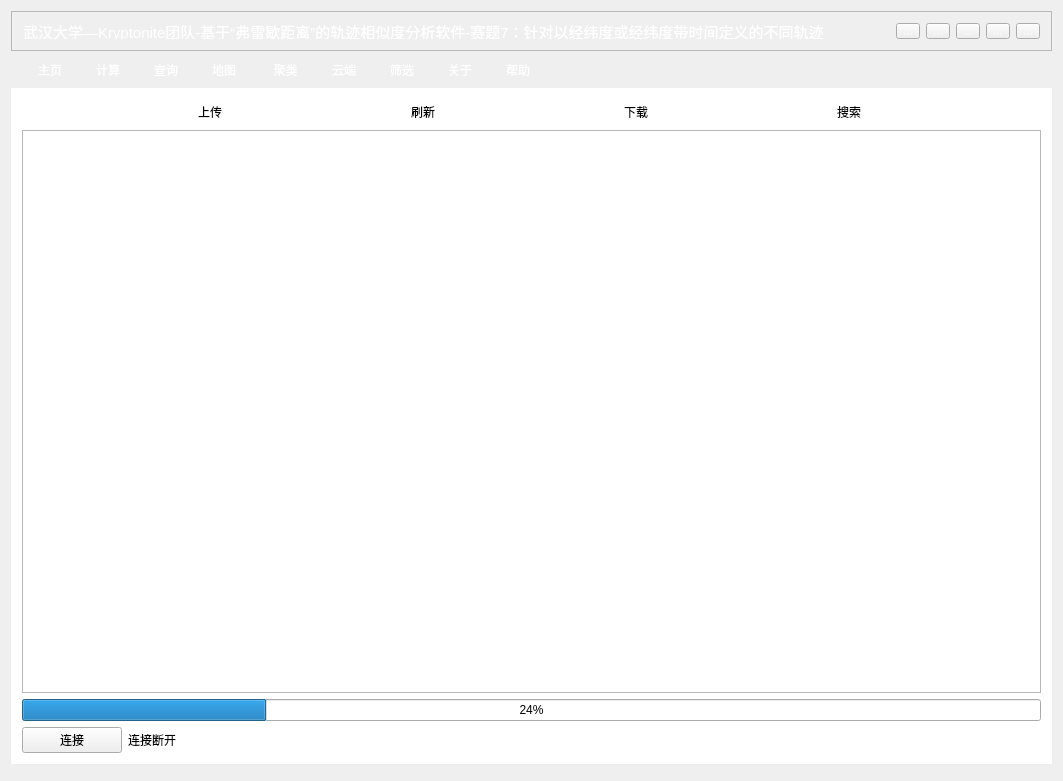
First picture: the form in main/mainwindow.ui, repository ZhangShurong/Trajectory-similarity, before the edit.
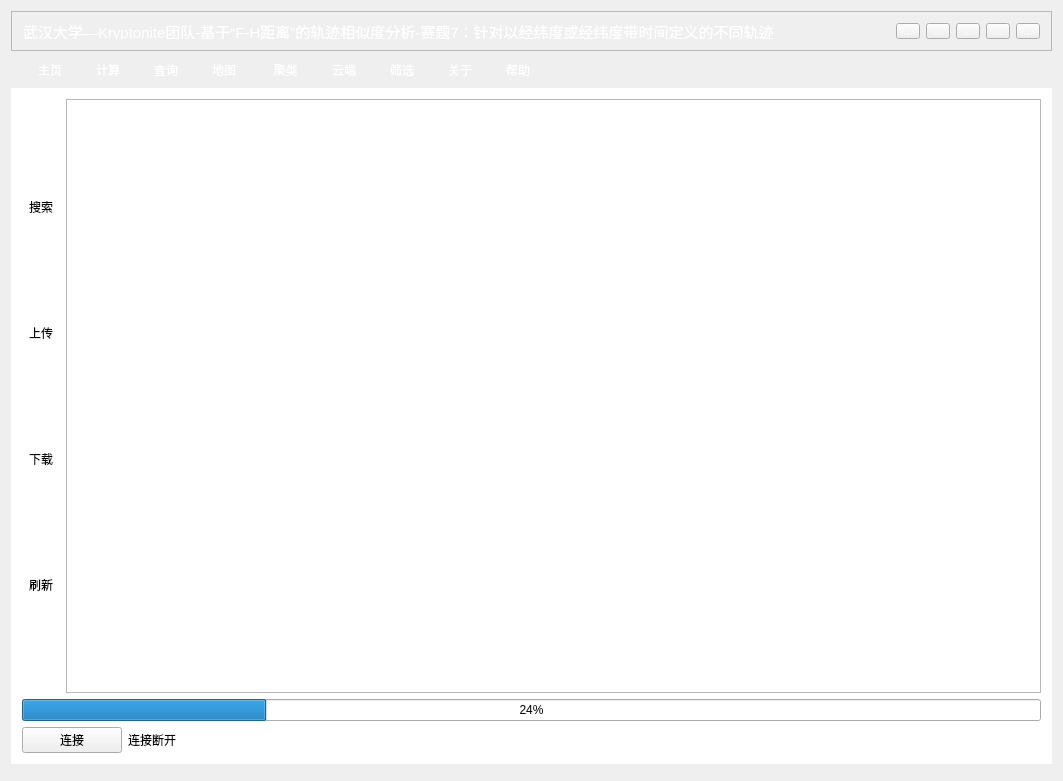
Second picture: the form after the edit. The open tabs and pages were chosen to show the change. Icons and pictures are not drawn. Custom widgets are drawn as their Qt base class.

What changed in the file:
```diff
--- a/main/mainwindow.ui
+++ b/main/mainwindow.ui
@@ -189,7 +189,7 @@
           <string notr="true">color:white;</string>
          </property>
          <property name="text">
-          <string>武汉大学—Kryptonite团队-基于“弗雷歇距离”的轨迹相似度分析软件-赛题7：针对以经纬度或经纬度带时间定义的不同轨迹</string>
+          <string>武汉大学—Kryptonite团队-基于“F-H距离”的轨迹相似度分析-赛题7：针对以经纬度或经纬度带时间定义的不同轨迹</string>
          </property>
         </widget>
        </item>
@@ -2125,6 +2125,34 @@
         <item>
          <layout class="QHBoxLayout" name="horizontalLayout_57">
           <item>
+           <layout class="QVBoxLayout" name="verticalLayout_26">
+            <item>
+             <widget class="QToolButton" name="searchInServerBtn">
+              <property name="text">
+               <string>搜索</string>
+              </property>
+              <property name="icon">
+               <iconset resource="res.qrc">
+                <normaloff>:/images/search1.png</normaloff>:/images/search1.png</iconset>
+              </property>
+              <property name="iconSize">
+               <size>
+                <width>48</width>
+                <height>48</height>
+               </size>
+              </property>
+              <property name="toolButtonStyle">
+               <enum>Qt::ToolButtonTextUnderIcon</enum>
+              </property>
+              <property name="autoRaise">
+               <bool>true</bool>
+              </property>
+              <property name="arrowType">
+               <enum>Qt::NoArrow</enum>
+              </property>
+             </widget>
+            </item>
+            <item>
            <widget class="QToolButton" name="uploadBtn">
             <property name="text">
              <string>上传</string>
@@ -2150,32 +2178,6 @@
             </property>
            </widget>
           </item>
-          <item>
-           <widget class="QToolButton" name="refreshBtn">
-            <property name="text">
-             <string>刷新</string>
-            </property>
-            <property name="icon">
-             <iconset resource="res.qrc">
-              <normaloff>:/images/refresh.png</normaloff>:/images/refresh.png</iconset>
-            </property>
-            <property name="iconSize">
-             <size>
-              <width>48</width>
-              <height>48</height>
-             </size>
-            </property>
-            <property name="toolButtonStyle">
-             <enum>Qt::ToolButtonTextUnderIcon</enum>
-            </property>
-            <property name="autoRaise">
-             <bool>true</bool>
-            </property>
-            <property name="arrowType">
-             <enum>Qt::NoArrow</enum>
-            </property>
-           </widget>
-          </item>
           <item>
            <widget class="QToolButton" name="dowmloadBtn">
             <property name="text">
@@ -2203,13 +2205,13 @@
            </widget>
           </item>
           <item>
-           <widget class="QToolButton" name="searchInServerBtn">
+             <widget class="QToolButton" name="refreshBtn">
             <property name="text">
-             <string>搜索</string>
+               <string>刷新</string>
             </property>
             <property name="icon">
              <iconset resource="res.qrc">
-              <normaloff>:/images/search1.png</normaloff>:/images/search1.png</iconset>
+                <normaloff>:/images/refresh.png</normaloff>:/images/refresh.png</iconset>
             </property>
             <property name="iconSize">
              <size>
@@ -2233,6 +2235,8 @@
         <item>
          <widget class="QTableWidget" name="tableWidget"/>
         </item>
+         </layout>
+        </item>
         <item>
          <widget class="QProgressBar" name="progressBar">
           <property name="value">
@@ -2269,7 +2273,10 @@
      </widget>
     </item>
     <item>
-     <widget class="NetStatIndicator" name="widget_2" native="true"/>
+     <widget class="NetStatIndicator" name="widget_2" native="true">
+      <zorder>stackedWidget</zorder>
+      <zorder>stackedWidget</zorder>
+     </widget>
     </item>
    </layout>
    <zorder>stackedWidget</zorder>
```
Lines whose indentation alone changed are shown as unchanged.
